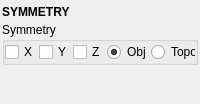
Before: the Qt Designer form tentacle/ui/symmetry.ui in m3trik/tentacle, drawn with Qt 5.
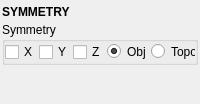
After: the same form once the commit is applied. Custom widgets are drawn as their Qt base class.

```diff
--- a/tentacle/ui/symmetry.ui
+++ b/tentacle/ui/symmetry.ui
@@ -98,13 +98,13 @@
            <property name="minimumSize">
             <size>
              <width>0</width>
-             <height>20</height>
+             <height>19</height>
             </size>
            </property>
            <property name="maximumSize">
             <size>
              <width>16777215</width>
-             <height>20</height>
+             <height>19</height>
             </size>
            </property>
            <property name="toolTip">
@@ -135,13 +135,13 @@
            <property name="minimumSize">
             <size>
              <width>0</width>
-             <height>20</height>
+             <height>19</height>
             </size>
            </property>
            <property name="maximumSize">
             <size>
              <width>16777215</width>
-             <height>20</height>
+             <height>19</height>
             </size>
            </property>
            <property name="toolTip">
```
